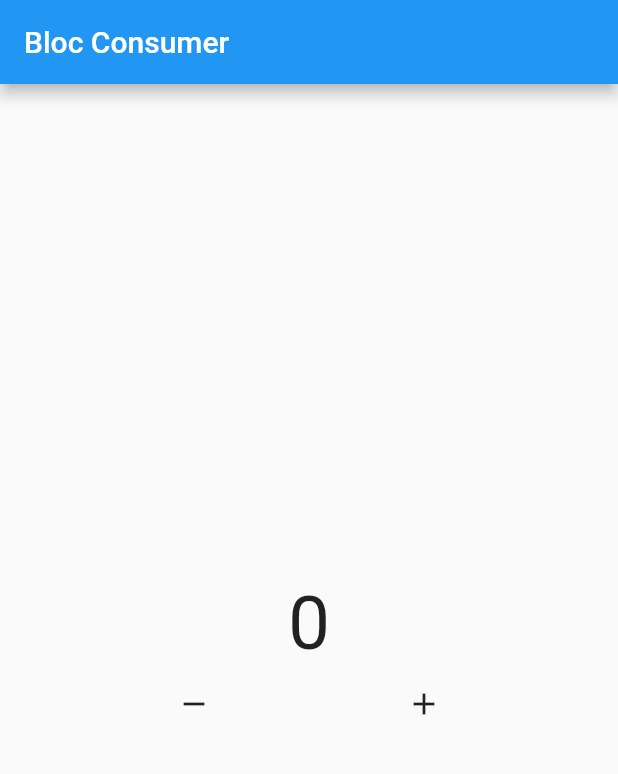
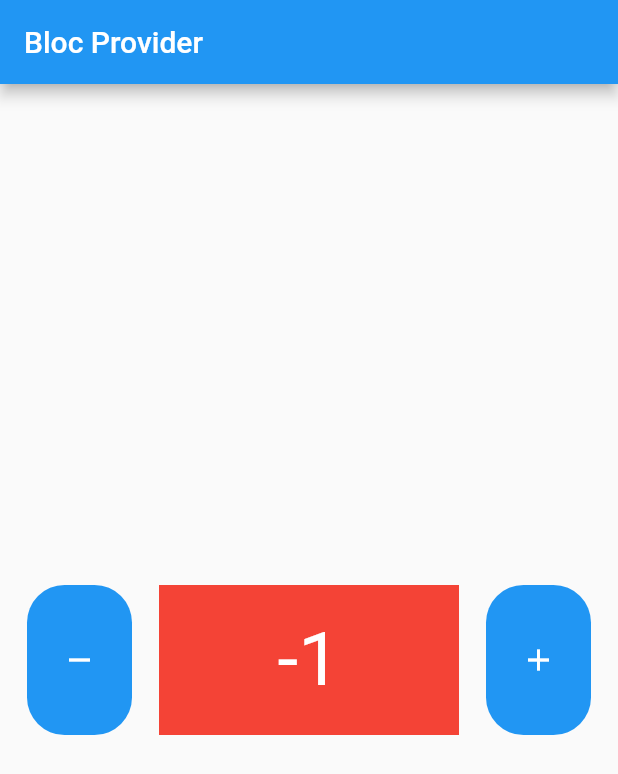
Before and after one commit to zeindevs/FlutterBloc, a Flutter app: the screen it shows after launch, after a tap on the "remove" icon, on a phone screen of 412 x 824 dp. Shown: the top 774 px of the screen. Run offline on Flutter 3.47's test engine with Material 2 defaults, Android fonts, the phone set to English and light mode, and no system bars; our stand-ins replace bloc, flutter_bloc.

Commit message:
add: 07-bloc-provider

```diff
--- a/lib/main.dart
+++ b/lib/main.dart
@@ -1,6 +1,7 @@
 import 'package:flutter/material.dart';
-
-import 'pages/home.dart';
+import 'package:flutter_base/bloc/counter.dart';
+import 'package:flutter_base/pages/home.dart';
+import 'package:flutter_bloc/flutter_bloc.dart';
 
 void main() {
   runApp(const MyApp());
@@ -11,6 +12,8 @@ class MyApp extends StatelessWidget {
 
   @override
   Widget build(BuildContext context) {
-    return const MaterialApp(home: HomePage());
+    return BlocProvider(
+        create: (context) => Counter(),
+        child: const MaterialApp(home: HomePage()));
   }
 }
--- /dev/null
+++ b/lib/pages/center_widget.dart
@@ -0,0 +1,28 @@
+import 'package:flutter/material.dart';
+import 'package:flutter_base/bloc/counter.dart';
+import 'package:flutter_bloc/flutter_bloc.dart';
+
+class CenterWidget extends StatelessWidget {
+  const CenterWidget({
+    super.key,
+  });
+
+  @override
+  Widget build(BuildContext context) {
+    Counter counter = BlocProvider.of<Counter>(context);
+    return Center(
+      child: BlocBuilder<Counter, int>(
+        bloc: counter,
+        builder: (context, state) {
+          return Text(
+            "$state",
+            style: const TextStyle(
+              fontSize: 50,
+              color: Colors.white,
+            ),
+          );
+        },
+      ),
+    );
+  }
+}
--- /dev/null
+++ b/lib/pages/data_widget.dart
@@ -0,0 +1,18 @@
+import 'package:flutter/material.dart';
+import 'package:flutter_base/pages/center_widget.dart';
+
+class DataWidget extends StatelessWidget {
+  const DataWidget({
+    super.key,
+  });
+
+  @override
+  Widget build(BuildContext context) {
+    return Container(
+      height: 100,
+      width: 200,
+      color: Colors.red,
+      child: const CenterWidget(),
+    );
+  }
+}
--- a/lib/pages/home.dart
+++ b/lib/pages/home.dart
@@ -1,7 +1,7 @@
-import 'package:flutter/foundation.dart';
 import 'package:flutter/material.dart';
+import 'package:flutter_base/bloc/counter.dart';
+import 'package:flutter_base/pages/data_widget.dart';
 import 'package:flutter_bloc/flutter_bloc.dart';
-import 'package:flutter_base/bloc/counter.dart';
 
 class HomePage extends StatefulWidget {
   const HomePage({super.key});
@@ -11,44 +11,53 @@ class HomePage extends StatefulWidget {
 }
 
 class _HomePageState extends State<HomePage> {
-  Counter counter = Counter(init: 0);
-
   @override
   Widget build(BuildContext context) {
+    Counter counter = BlocProvider.of<Counter>(context);
     return Scaffold(
-      appBar: AppBar(title: const Text("Bloc Consumer")),
+      appBar: AppBar(
+        title: const Text("Bloc Provider"),
+      ),
       body: Column(
         mainAxisAlignment: MainAxisAlignment.center,
         children: [
-          BlocConsumer<Counter, int>(
-            bloc: counter,
-            builder: (context, state) {
-              return Text("$state", style: const TextStyle(fontSize: 50));
-            },
-            listener: (context, state) {
-              ScaffoldMessenger.of(context).showSnackBar(
-                const SnackBar(
-                  duration: Duration(seconds: 1),
-                  content: Text("Odd Number"),
-                ),
-              );
-            },
-            buildWhen: (previous, current) {
-              return current == 10 ? true : false;
-            },
-            listenWhen: (previous, current) {
-              return current % 2 == 0 ? true : false;
-            },
-          ),
           Row(
             mainAxisAlignment: MainAxisAlignment.spaceEvenly,
             children: [
-              IconButton(
-                  onPressed: () => counter.increment(),
-                  icon: const Icon(Icons.remove)),
-              IconButton(
-                  onPressed: () => counter.decrement(),
-                  icon: const Icon(Icons.add)),
+              // button -
+              Material(
+                color: Colors.blue,
+                borderRadius: BorderRadius.circular(25),
+                child: InkWell(
+                  onTap: () => counter.decrement(),
+                  borderRadius: BorderRadius.circular(25),
+                  child: const SizedBox(
+                    height: 100,
+                    width: 70,
+                    child: Center(
+                      child: Icon(Icons.remove, color: Colors.white),
+                    ),
+                  ),
+                ),
+              ),
+              // widget data counter
+              const DataWidget(),
+              // button +
+              Material(
+                color: Colors.blue,
+                borderRadius: BorderRadius.circular(25),
+                child: InkWell(
+                  onTap: () => counter.increment(),
+                  borderRadius: BorderRadius.circular(25),
+                  child: const SizedBox(
+                    height: 100,
+                    width: 70,
+                    child: Center(
+                      child: Icon(Icons.add, color: Colors.white),
+                    ),
+                  ),
+                ),
+              ),
             ],
           ),
         ],
```
